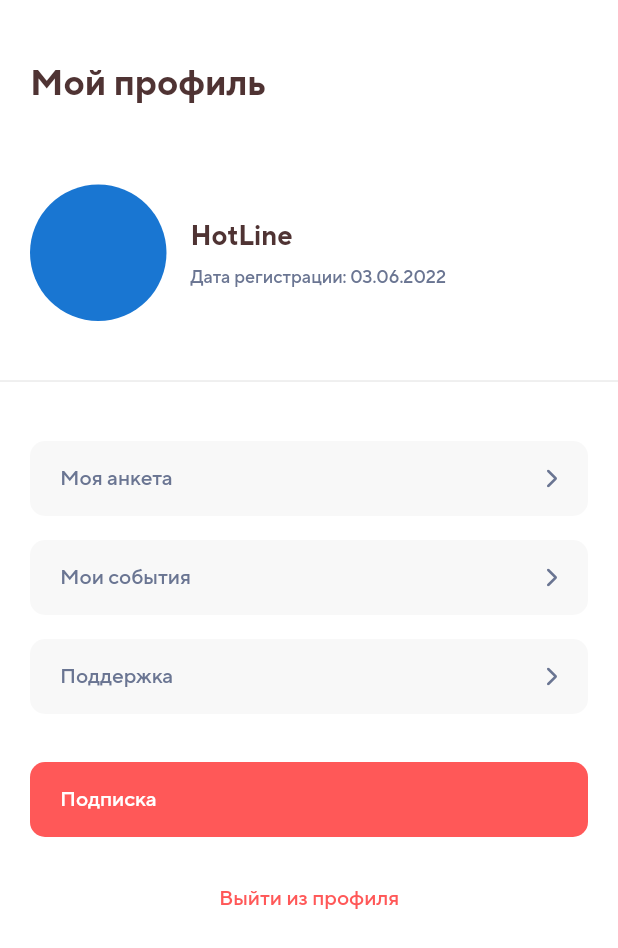
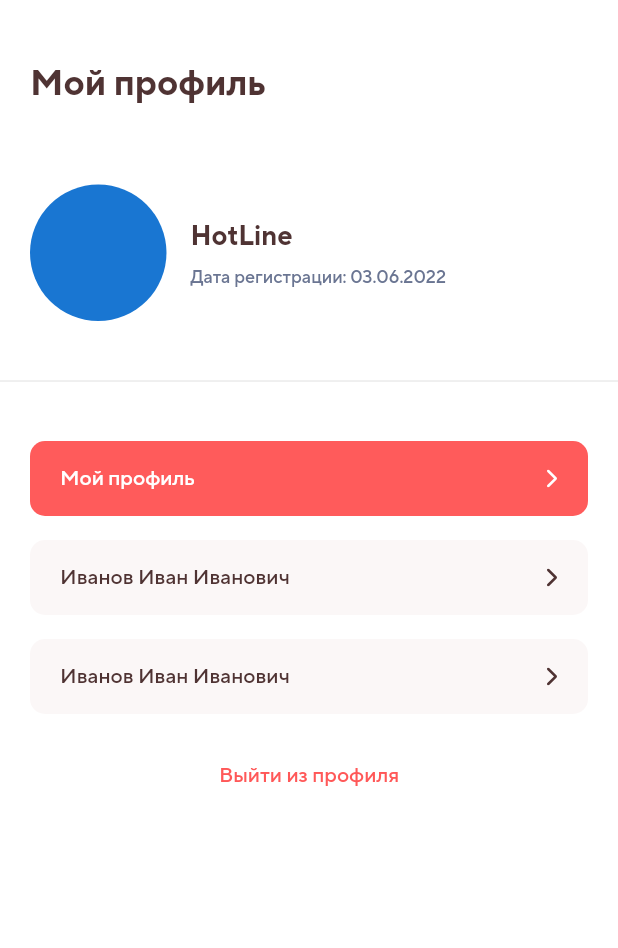
Before and after one commit to deargosep/grandmaster_mobile, a Flutter app: the MyProfileScreen screen opened directly, on a phone screen of 412 x 824 dp. Shown: the top 948 px of the screen. Run offline on Flutter 3.47's test engine with Material 2 defaults, Android fonts, the light colour scheme and no system bars; our stand-ins replace flutter_slidable, flutter_svg, get, timer_count_down.

Commit message:
my profile

```diff
--- a/lib/main.dart
+++ b/lib/main.dart
@@ -4,6 +4,7 @@ import 'package:grandmaster/screens/auth/auth.dart';
 import 'package:grandmaster/screens/auth/code.dart';
 import 'package:grandmaster/screens/event_screen.dart';
 import 'package:grandmaster/screens/members.dart';
+import 'package:grandmaster/screens/someone_profile.dart';
 import 'package:grandmaster/screens/tabs/chat/chat.dart';
 import 'package:grandmaster/screens/tabs/tabs.dart';
 import 'package:grandmaster/state/events.dart';
@@ -28,6 +29,7 @@ void main() {
         GetPage(name: '/article', page: () => EventScreen()),
         GetPage(name: '/chat', page: () => ChatScreen()),
         GetPage(name: '/members', page: () => MembersScreen()),
+        GetPage(name: '/other_profile', page: () => SomeoneProfile()),
       ],
       theme: ThemeClass.lightTheme,
     ),
--- /dev/null
+++ b/lib/screens/tabs/profile/my_profile.dart
@@ -0,0 +1,106 @@
+import 'package:flutter/material.dart';
+import 'package:get/get.dart';
+import 'package:grandmaster/screens/tabs/profile/profile.dart';
+import 'package:grandmaster/state/user.dart';
+import 'package:grandmaster/utils/custom_scaffold.dart';
+import 'package:grandmaster/widgets/header.dart';
+import 'package:provider/provider.dart';
+
+class MyProfileScreen extends StatelessWidget {
+  const MyProfileScreen({Key? key}) : super(key: key);
+  @override
+  Widget build(BuildContext context) {
+    final user = Provider.of<User>(context).userMeta;
+    return CustomScaffold(
+      noPadding: true,
+      body: Column(
+        crossAxisAlignment: CrossAxisAlignment.start,
+        children: [
+          Padding(
+            padding: const EdgeInsets.fromLTRB(20, 40, 20, 0),
+            child: Column(
+              children: [
+                Header(
+                  withPadding: false,
+                  withBack: false,
+                  text: "Мой профиль",
+                ),
+                SizedBox(
+                  height: 33,
+                ),
+                Row(
+                  children: [
+                    Container(
+                      height: 91,
+                      width: 91,
+                      child: CircleAvatar(),
+                    ),
+                    SizedBox(
+                      width: 16,
+                    ),
+                    Column(
+                      mainAxisAlignment: MainAxisAlignment.center,
+                      crossAxisAlignment: CrossAxisAlignment.start,
+                      children: [
+                        Text(
+                          user.username,
+                          style: TextStyle(
+                              fontWeight: FontWeight.bold,
+                              fontSize: 18,
+                              color: Theme.of(context).colorScheme.secondary),
+                        ),
+                        SizedBox(
+                          height: 8,
+                        ),
+                        Text(
+                          "Дата регистрации: ${user.registration_date}",
+                          style: TextStyle(
+                              fontWeight: FontWeight.w500,
+                              fontSize: 12,
+                              color: Color(0xFF6A7592)),
+                        )
+                      ],
+                    )
+                  ],
+                ),
+                SizedBox(
+                  height: 32,
+                ),
+              ],
+            ),
+          ),
+          Divider(),
+          Padding(
+            padding: const EdgeInsets.fromLTRB(20, 0, 20, 0),
+            child: Column(
+              children: [
+                SizedBox(
+                  height: 32,
+                ),
+                ListOfOptions(
+                    //  TODO: this should be a global variable, not to being passed around widgets
+                    user: user),
+                SizedBox(
+                  height: 32,
+                ),
+                InkWell(
+                  onTap: () {
+                    //  TODO: logout
+                    Get.offAllNamed('/');
+                  },
+                  child: Text(
+                    'Выйти из профиля',
+                    style: TextStyle(
+                        color: Theme.of(context).primaryColor,
+                        fontWeight: FontWeight.w500,
+                        fontSize: 14),
+                  ),
+                )
+              ],
+            ),
+          ),
+        ],
+      ),
+    );
+  }
+}
--- a/lib/screens/tabs/profile/profile.dart
+++ b/lib/screens/tabs/profile/profile.dart
@@ -2,109 +2,34 @@ import 'package:flutter/material.dart';
 import 'package:get/get.dart';
 import 'package:grandmaster/state/events.dart';
 import 'package:grandmaster/state/user.dart';
-import 'package:grandmaster/utils/custom_scaffold.dart';
-import 'package:grandmaster/widgets/brand_button.dart';
-import 'package:grandmaster/widgets/header.dart';
+import 'package:grandmaster/widgets/brand_option.dart';
 import 'package:provider/provider.dart';
 
-import '../../../widgets/brand_option.dart';
+import '../../../widgets/header.dart';
 
-class MyProfileScreen extends StatelessWidget {
-  const MyProfileScreen({Key? key}) : super(key: key);
+class ProfileScreen extends StatelessWidget {
+  const ProfileScreen({Key? key}) : super(key: key);
+
   @override
   Widget build(BuildContext context) {
-    final user = Provider.of<User>(context).userMeta;
-    return CustomScaffold(
-      noPadding: true,
-      body: Column(
-        crossAxisAlignment: CrossAxisAlignment.start,
-        children: [
-          Padding(
-            padding: const EdgeInsets.fromLTRB(20, 40, 20, 0),
-            child: Column(
-              children: [
+    var user = Provider.of<User>(context).userMeta;
+    return Scaffold(
+        body: Padding(
+            padding: EdgeInsets.fromLTRB(
+                0, 38 + MediaQuery.of(context).viewInsets.top, 0, 0),
+            child: Column(children: [
               Header(
-                  withPadding: false,
+                text: 'Профили',
                 withBack: false,
-                  text: "Мой профиль",
-                ),
-                SizedBox(
-                  height: 33,
-                ),
-                Row(
-                  children: [
-                    Container(
-                      height: 91,
-                      width: 91,
-                      child: CircleAvatar(),
-                    ),
-                    SizedBox(
-                      width: 16,
-                    ),
-                    Column(
-                      mainAxisAlignment: MainAxisAlignment.center,
-                      crossAxisAlignment: CrossAxisAlignment.start,
-                      children: [
-                        Text(
-                          user.username,
-                          style: TextStyle(
-                              fontWeight: FontWeight.bold,
-                              fontSize: 18,
-                              color: Theme.of(context).colorScheme.secondary),
-                        ),
-                        SizedBox(
-                          height: 8,
-                        ),
-                        Text(
-                          "Дата регистрации: ${user.registration_date}",
-                          style: TextStyle(
-                              fontWeight: FontWeight.w500,
-                              fontSize: 12,
-                              color: Color(0xFF6A7592)),
-                        )
-                      ],
-                    )
-                  ],
               ),
               SizedBox(
                 height: 32,
               ),
-              ],
-            ),
-          ),
-          Divider(),
               Padding(
-            padding: const EdgeInsets.fromLTRB(20, 0, 20, 0),
-            child: Column(
-              children: [
-                SizedBox(
-                  height: 32,
-                ),
-                ListOfOptions(
-                    //  TODO: this should be a global variable, not to being passed around widgets
-                    user: user),
-                SizedBox(
-                  height: 32,
-                ),
-                InkWell(
-                  onTap: () {
-                    //  TODO: logout
-                    Get.offAllNamed('/');
-                  },
-                  child: Text(
-                    'Выйти из профиля',
-                    style: TextStyle(
-                        color: Theme.of(context).primaryColor,
-                        fontWeight: FontWeight.w500,
-                        fontSize: 14),
-                  ),
+                padding: const EdgeInsets.symmetric(horizontal: 20),
+                child: ListOfOptions(user: user),
               )
-              ],
-            ),
-          ),
-        ],
-      ),
-    );
+            ])));
   }
 }
 
@@ -116,16 +41,16 @@ class ListOfOptions extends StatelessWidget {
     return Column(
       children: [
         Option(
-          text: "Моя анкета",
+            text: "Мой профиль",
             onTap: () {
               Get.toNamed('/profile/info', arguments: user);
             },
-        ),
+            type: 'primary'),
         SizedBox(
           height: 16,
         ),
         Option(
-          text: "Мои события",
+          text: "Иванов Иван Иванович",
           onTap: () {
             Get.toNamed('/profile/events', arguments: user);
           },
@@ -134,21 +59,11 @@ class ListOfOptions extends StatelessWidget {
           height: 16,
         ),
         Option(
-          text: "Поддержка",
+          text: "Иванов Иван Иванович",
           onTap: () {
             Get.toNamed('/profile/support', arguments: user);
           },
         ),
-        SizedBox(
-          height: 32,
-        ),
-        BrandButton(
-          text: 'Подписка',
-          type: 'primary',
-          textAlign: 'left',
-          textStyle: TextStyle(
-              color: Colors.white, fontWeight: FontWeight.w500, fontSize: 14),
-        )
       ],
     );
   }
--- a/lib/screens/tabs/tabs.dart
+++ b/lib/screens/tabs/tabs.dart
@@ -25,7 +25,7 @@ class _BarScreenState extends State<BarScreen> {
     //Chat
     ChatsScreen(),
     //Profile
-    MyProfileScreen()
+    ProfileScreen()
   ];
 
   void _onItemTapped(int index) {
--- a/lib/widgets/brand_option.dart
+++ b/lib/widgets/brand_option.dart
@@ -3,9 +3,12 @@ import 'package:flutter/material.dart';
 import 'images/brand_icon.dart';
 
 class Option extends StatefulWidget {
-  const Option({Key? key, required this.text, this.onTap}) : super(key: key);
+  const Option(
+      {Key? key, required this.text, this.onTap, this.type = 'secondary'})
+      : super(key: key);
   final text;
   final onTap;
+  final type;
 
   @override
   State<Option> createState() => _OptionState();
@@ -36,7 +39,8 @@ class _OptionState extends State<Option> {
         height: 50,
         padding: EdgeInsets.fromLTRB(20, 16.5, 20, 16.5),
         decoration: BoxDecoration(
-          color: pressing ? Color(0xFFE4E6EB) : Color(0xFFF8F8F8),
+          color:
+              widget.type == 'primary' ? Color(0xFFFF5B5B) : Color(0xFFFBF7F7),
           borderRadius: BorderRadius.all(Radius.circular(10)),
         ),
         child: Row(
@@ -45,13 +49,17 @@ class _OptionState extends State<Option> {
             Text(
               widget.text ?? '',
               style: TextStyle(
-                  color: Color(0xFF6A7592),
+                  color: widget.type == 'primary'
+                      ? Colors.white
+                      : Theme.of(context).colorScheme.secondary,
                   fontSize: 14,
                   fontWeight: FontWeight.w500),
             ),
             BrandIcon(
               icon: 'right_arrow',
-              color: Color(0xFF6A7592),
+              color: widget.type == 'primary'
+                  ? Colors.white
+                  : Theme.of(context).colorScheme.secondary,
               height: 14,
               width: 8,
             )
```
Also changed, not shown: lib/screens/members.dart (+7 -1 lines), lib/screens/someone_profile.dart (added, +72 -0 lines). Lines whose indentation alone changed are shown as unchanged.
